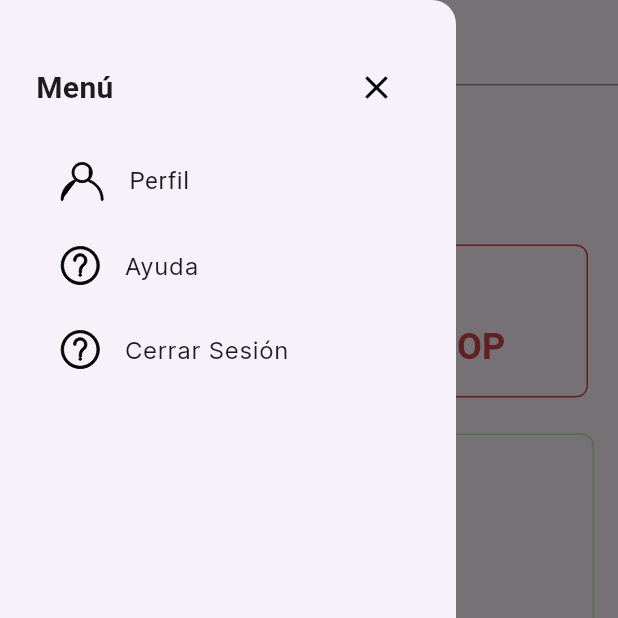
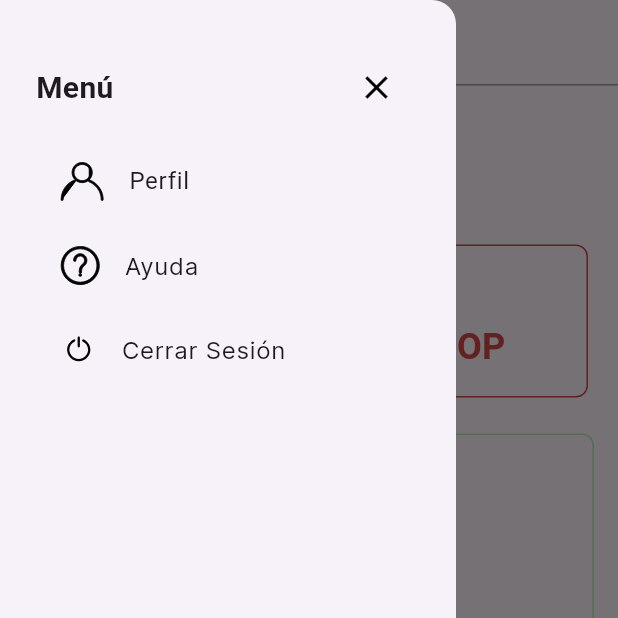
Before and after one commit to Mangutierrez/ClearFinance, a Flutter app: the HomeScreen screen opened directly, with the side drawer open, on a phone screen of 412 x 824 dp, the top half of it. Run offline on Flutter 3.47's test engine with Material 3 defaults, Android fonts, the phone set to English and light mode, and no system bars; drawn by our look-alikes of pie_chart; our stand-ins replace flutter_colorpicker, flutter_svg.

```diff
--- a/lib/screen/home_screen.dart
+++ b/lib/screen/home_screen.dart
@@ -118,7 +118,7 @@ class _HomeScreenState extends State<HomeScreen> {
               },
             ),
             ListTile(
-              leading: SvgPicture.asset('assets/images/ic_help.svg'),
+              leading: SvgPicture.asset('assets/images/ic_logout.svg'),
               title: const Text('Cerrar Sesión',
                   style: TextStyle(
                     fontFamily: 'Inter',
```
